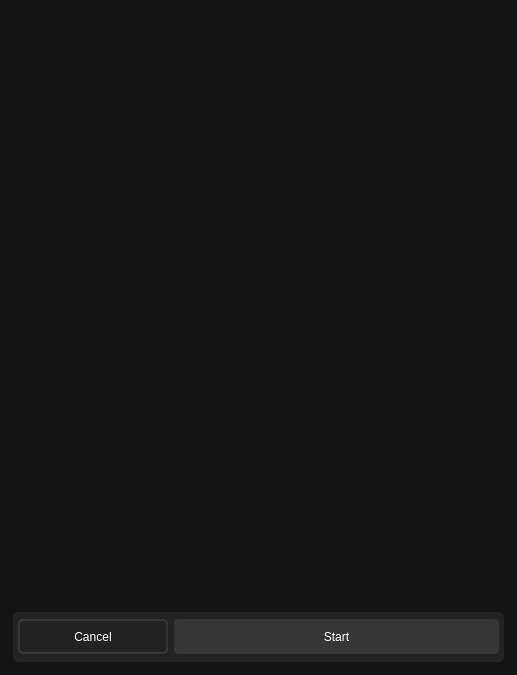
Old version of the form src/ui/measure_dialog.ui in the repository ligerr13/PE_Spectroradiometer.
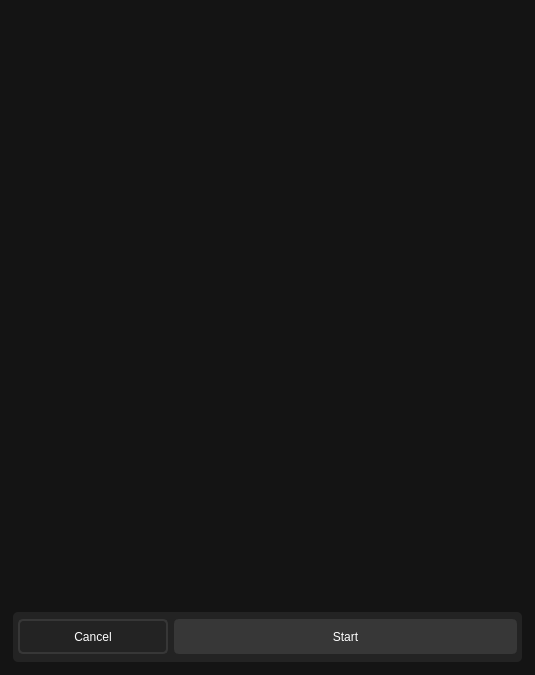
New version of the form.

Diff of the .ui file:
```diff
--- a/src/ui/measure_dialog.ui
+++ b/src/ui/measure_dialog.ui
@@ -6,7 +6,7 @@
    <rect>
     <x>0</x>
     <y>0</y>
-    <width>517</width>
+    <width>535</width>
     <height>675</height>
    </rect>
   </property>
```
